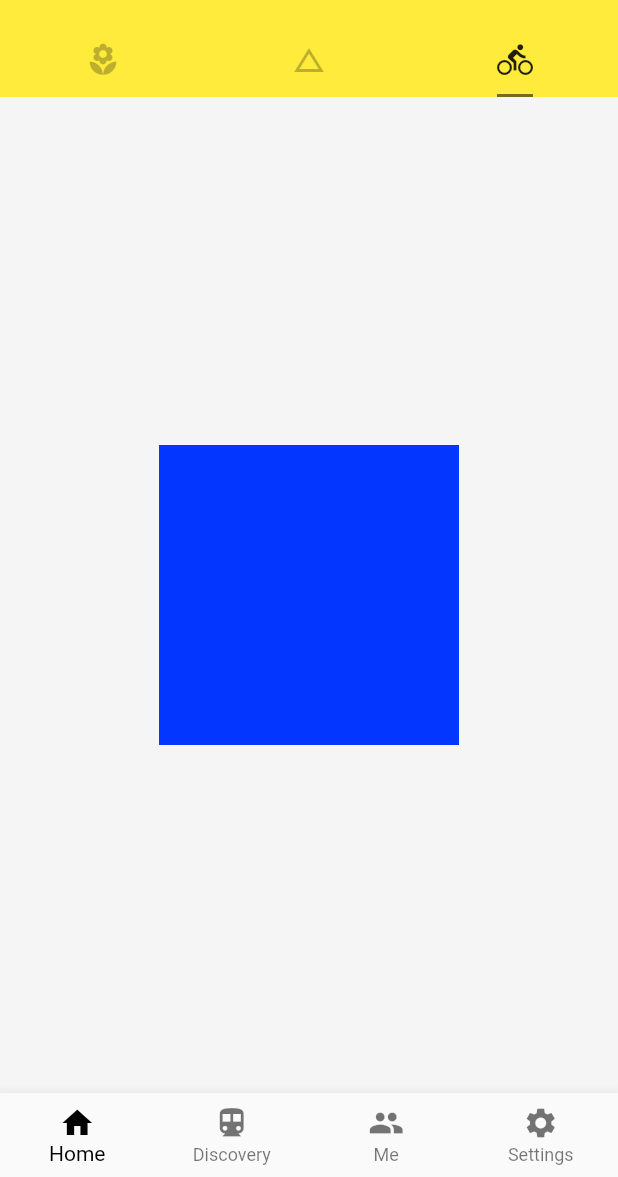
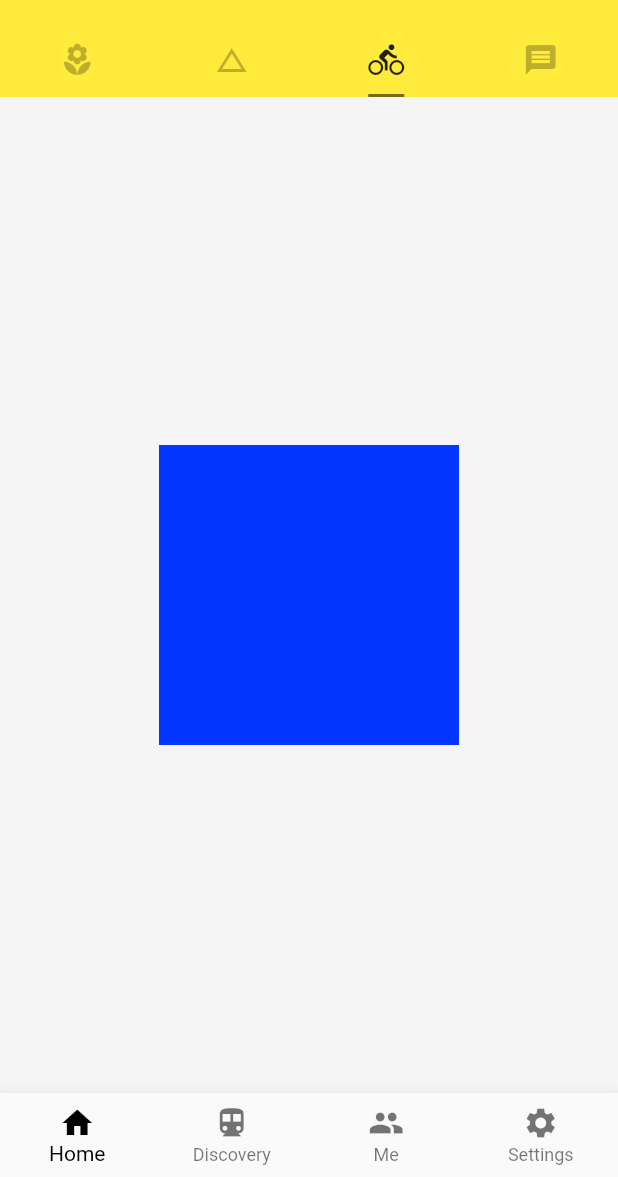
Before and after one commit to ChenS-X/flutter_csx, a Flutter app: the screen it shows after launch, tab 3 chosen, on a phone screen of 412 x 824 dp, the part 59-1236 px from its top. Run offline on Flutter 3.47's test engine with Material 2 defaults, Android fonts, the phone set to English and light mode, and no system bars; network calls fail.

Commit message:
使用pagevie组件创建视图

```diff
--- a/lib/demo/layout_demo.dart
+++ b/lib/demo/layout_demo.dart
@@ -7,7 +7,8 @@ class LayoutDemo extends StatelessWidget {
     return Container(
       child: Column(
         mainAxisAlignment: MainAxisAlignment.center,
-        children: <Widget>[ConstrainedBoxDemo()],
+        children: <Widget>[
+          ConstrainedBoxDemo()],
       ),
     );
   }
--- a/lib/main.dart
+++ b/lib/main.dart
@@ -6,6 +6,7 @@ import './demo/drawer_demo.dart';
 
 import './demo/basic_demo.dart';
 import './demo/layout_demo.dart';
+import './demo/view_demo.dart';
 
 void main() => runApp(App());
 
@@ -30,7 +31,7 @@ class Home extends StatelessWidget {
   Widget build(BuildContext context) {
     // TODO: implement build
     return DefaultTabController(
-        length: 3, //配置tabbar个数
+        length: 4, //配置tabbar个数
         child: Scaffold(
           backgroundColor: Colors.grey[100],
           appBar: AppBar(
@@ -60,6 +61,10 @@ class Home extends StatelessWidget {
                 Tab(
                     icon: Icon(
                   Icons.directions_bike,
+                )),
+                Tab(
+                    icon: Icon(
+                  Icons.message,
                 ))
               ],
             ),
@@ -70,7 +75,8 @@ class Home extends StatelessWidget {
             // Icon(Icons.change_history, color: Colors.black26, size: 128.0),
             BasicDemo(),
             //Icon(Icons.directions_bike, color: Colors.black26, size: 128.0)
-            LayoutDemo()
+            LayoutDemo(),
+            ViewDemo()
           ]),
           drawer: DrawerDemo(),
           bottomNavigationBar: BottomnavigationBarDemo(),
```
Also changed, not shown: lib/demo/view_demo.dart (added, +56 -0 lines).
